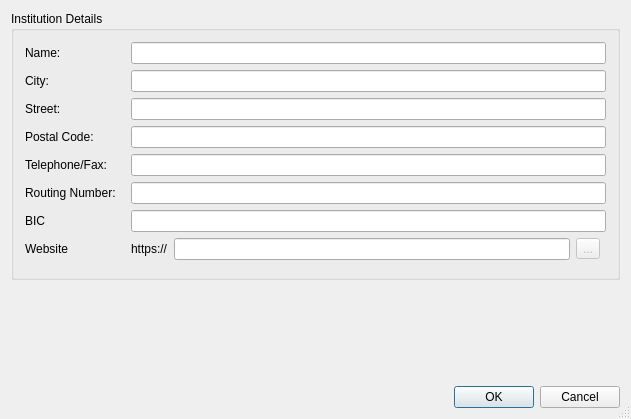
Old version of the form kmymoney/dialogs/knewbankdlg.ui in the repository KDE/kmymoney.
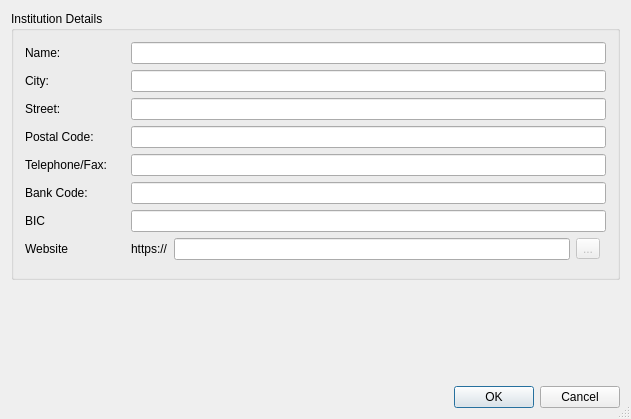
New version of the form. Custom widgets are drawn as their Qt base class.

Commit message:
Refactor sort code/routing number into bank code
Sort Code is specific to UK, while routing number specific to US.
Both were being used in the code interchangeably, causing confusion. Use
generic Bank Code (http://en.wikipedia.org/wiki/Bank_code) term instead
where applicable.

Also amend the documentation to be more explicit about its purpose.

```diff
--- a/kmymoney/dialogs/knewbankdlg.ui
+++ b/kmymoney/dialogs/knewbankdlg.ui
@@ -166,7 +166,7 @@
          </size>
         </property>
         <property name="text">
-         <string>Routing Number:</string>
+         <string>Bank Code:</string>
         </property>
         <property name="wordWrap">
          <bool>false</bool>
```
Left out of the diff: 4 changed lines with no effect on the pictures. The commit also changes 29 other files.
